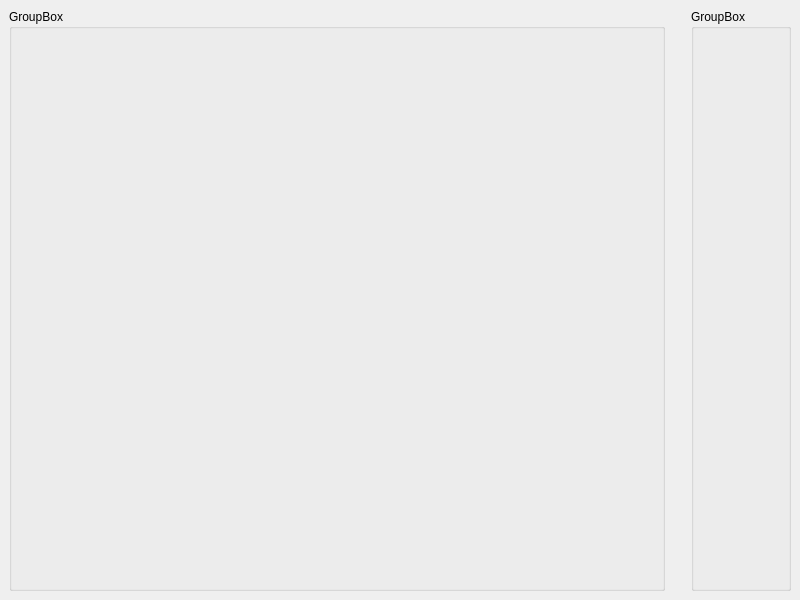
This is mainForm.ui in grandmoffjake/PyHC as Qt 5 draws it before an edit. The edited form follows.
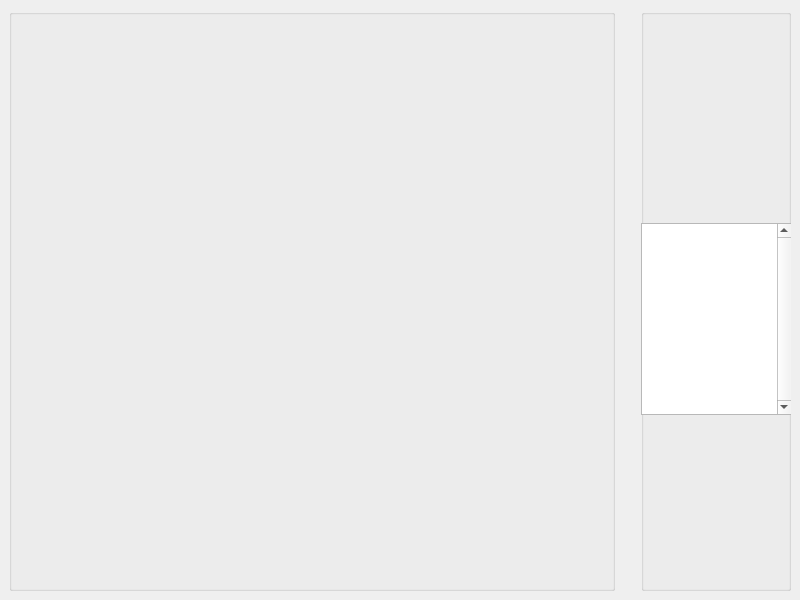
This is the edited form.

Commit message: Starting point for generating the dial top - getting PyQt to show arbitrarily generated images

```diff
--- a/mainForm.ui
+++ b/mainForm.ui
@@ -20,7 +20,7 @@
       <item>
        <widget class="QGroupBox" name="glFrame">
         <property name="title">
-         <string>GroupBox</string>
+         <string/>
         </property>
         <layout class="QVBoxLayout" name="verticalLayout">
          <item>
@@ -46,13 +46,80 @@
        <widget class="QGroupBox" name="groupBox">
         <property name="maximumSize">
          <size>
-          <width>100</width>
+          <width>150</width>
           <height>16777215</height>
          </size>
         </property>
         <property name="title">
-         <string>GroupBox</string>
+         <string/>
         </property>
+        <widget class="QWidget" name="verticalLayoutWidget">
+         <property name="geometry">
+          <rect>
+           <x>0</x>
+           <y>20</y>
+           <width>151</width>
+           <height>561</height>
+          </rect>
+         </property>
+         <layout class="QVBoxLayout" name="dialsLayout">
+          <item>
+           <widget class="QLabel" name="myDial">
+            <property name="sizePolicy">
+             <sizepolicy hsizetype="Expanding" vsizetype="Fixed">
+              <horstretch>0</horstretch>
+              <verstretch>150</verstretch>
+             </sizepolicy>
+            </property>
+            <property name="minimumSize">
+             <size>
+              <width>0</width>
+              <height>150</height>
+             </size>
+            </property>
+            <property name="text">
+             <string/>
+            </property>
+           </widget>
+          </item>
+          <item>
+           <spacer name="horizontalSpacer">
+            <property name="orientation">
+             <enum>Qt::Horizontal</enum>
+            </property>
+            <property name="sizeHint" stdset="0">
+             <size>
+              <width>40</width>
+              <height>20</height>
+             </size>
+            </property>
+           </spacer>
+          </item>
+          <item>
+           <widget class="QTextBrowser" name="textBrowser">
+            <property name="sizePolicy">
+             <sizepolicy hsizetype="Expanding" vsizetype="Fixed">
+              <horstretch>0</horstretch>
+              <verstretch>200</verstretch>
+             </sizepolicy>
+            </property>
+            <property name="verticalScrollBarPolicy">
+             <enum>Qt::ScrollBarAlwaysOn</enum>
+            </property>
+           </widget>
+          </item>
+          <item>
+           <widget class="QWidget" name="theirDial" native="true">
+            <property name="maximumSize">
+             <size>
+              <width>16777215</width>
+              <height>150</height>
+             </size>
+            </property>
+           </widget>
+          </item>
+         </layout>
+        </widget>
        </widget>
       </item>
      </layout>
```
Left out of the diff: 6 changed lines with no effect on the pictures. The commit also changes 1 other file.
